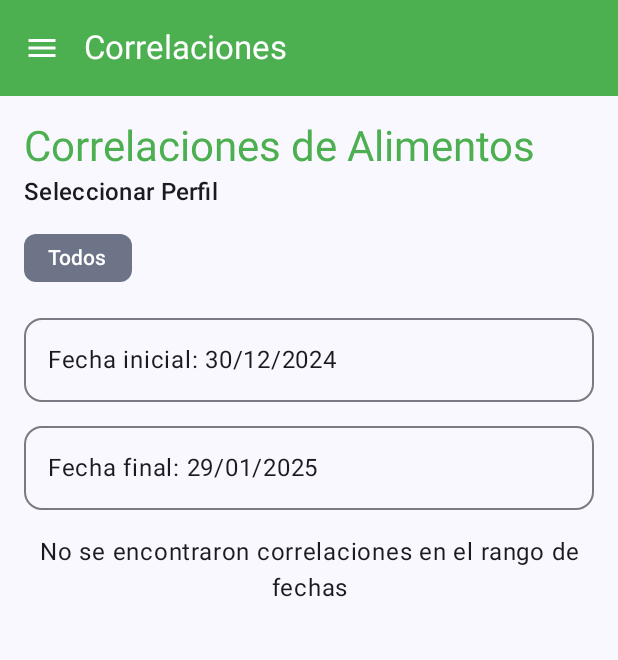
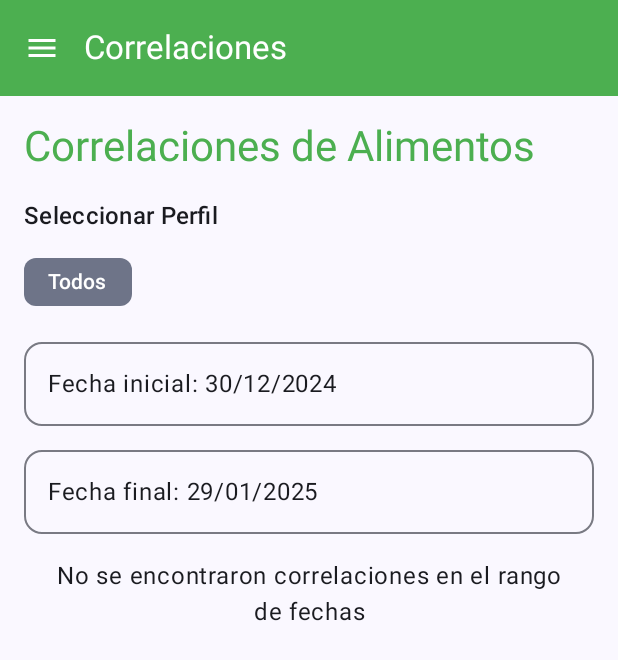
Before and after one commit to Teregan/Examen1, an Android app built with Jetpack Compose: the FoodCorrelationPage screen opened through its navigation route, after a tap on "Todos", on a phone screen of 412 x 824 dp. Shown: the top 660 px of the screen. Run offline under Robolectric (Android 15) with nearby library versions, the phone set to English and light mode, and no system bars; our stand-ins replace Firebase (no records; nobody signed in at launch, a user with empty details on screens opened directly), livedata-compose.

Commit message:
corrección de informe de correlaciones

```diff
--- a/app/src/main/java/com/example/examen1/pages/FoodCorrelationPage.kt
+++ b/app/src/main/java/com/example/examen1/pages/FoodCorrelationPage.kt
@@ -38,6 +38,7 @@ import android.graphics.Paint
 import android.graphics.Path as AndroidPath
 import android.graphics.PointF
 import android.graphics.RectF
+import android.util.Log
 import com.example.examen1.ui.theme.MainGreen
 import kotlin.math.min
 import kotlin.math.roundToInt
@@ -60,11 +61,6 @@ fun FoodCorrelationPage(
     var startDate by remember { mutableStateOf(Date(System.currentTimeMillis() - 30L * 24 * 60 * 60 * 1000)) }
     var endDate by remember { mutableStateOf(Date()) }
     var selectedProfileId by remember { mutableStateOf<String?>(null) }
-    var allergenChartView by remember { mutableStateOf<View?>(null) }
-    var symptomChartView by remember { mutableStateOf<View?>(null) }
-    var allergenChartBitmap by remember { mutableStateOf<Bitmap?>(null) }
-    var symptomChartBitmap by remember { mutableStateOf<Bitmap?>(null) }
-    var bitmapsGenerated by remember { mutableStateOf(0) }
 
     val correlationState by viewModel.correlationState.observeAsState()
 
@@ -77,33 +73,21 @@ fun FoodCorrelationPage(
         "rash" to "Erupciones en la piel"
     )
 
-    // Efecto para cargar el perfil activo
-    LaunchedEffect(Unit) {
-        activeProfileViewModel.loadLastActiveProfile()
-    }
-
-    // Efecto para cargar correlaciones cuando hay perfil activo
-    /*LaunchedEffect(activeProfileState.value) {
-        when (val state = activeProfileState.value) {
-            is ActiveProfileState.Success -> {
-                viewModel.analyzeCorrelations(startDate, endDate, state.profile.id)
-            }
-            is ActiveProfileState.Error -> {
-                // Manejar error si es necesario
-            }
-            else -> {}
-        }
-    }*/
-
-        Column(
+    Box(
         modifier = modifier
             .fillMaxSize()
             .padding(16.dp)
     ) {
+        LazyColumn(
+            modifier = Modifier.fillMaxSize(),
+            contentPadding = PaddingValues(bottom = 100.dp)
+        ) {
+            item {
                 Text(
                     text = "Correlaciones de Alimentos",
                     style = MaterialTheme.typography.headlineMedium,
-                color = MainGreen
+                    color = MainGreen,
+                    modifier = Modifier.padding(bottom = 16.dp)
                 )
 
                 Text(
@@ -112,7 +96,7 @@ fun FoodCorrelationPage(
                     modifier = Modifier.padding(bottom = 8.dp)
                 )
 
-            // Chip de "Todos los perfiles"
+                // Chips de selección de perfil
                 Row(
                     modifier = Modifier
                         .horizontalScroll(rememberScrollState())
@@ -199,31 +183,36 @@ fun FoodCorrelationPage(
                         modifier = Modifier.padding(16.dp)
                     )
                 }
+            }
 
-
-            Spacer(modifier = Modifier.height(16.dp))
-
+            // Estado de correlación
+            item {
                 when (val state = correlationState) {
                     is FoodCorrelationState.Loading -> {
                         CircularProgressIndicator(
-                        modifier = Modifier.align(Alignment.CenterHorizontally)
+                            modifier = Modifier
+                                .fillMaxWidth()
+                                .padding(16.dp)
+                                .align(Alignment.Center)
                         )
                     }
                     is FoodCorrelationState.Success -> {
                         if (state.correlations.isEmpty()) {
                             Text(
                                 text = "No se encontraron correlaciones en el rango de fechas",
-                            modifier = Modifier.fillMaxWidth(),
+                                modifier = Modifier
+                                    .fillMaxWidth()
+                                    .padding(16.dp),
                                 textAlign = TextAlign.Center
                             )
                         } else {
+                            // Calcular conteos para gráficos
                             val allergenCounts = mutableMapOf<String, Int>()
                             val symptomCounts = mutableMapOf<String, Int>()
 
                             state.correlations.forEach { correlation ->
                                 correlation.foodEntry.allergens.forEach { allergenId ->
-                                val allergenName = foodEntryViewModel.allergens.find { it.id == allergenId }?.name
-                                    ?: allergenId
+                                    val allergenName = foodEntryViewModel.allergens.find { it.id == allergenId }?.name ?: allergenId
                                     allergenCounts[allergenName] = (allergenCounts[allergenName] ?: 0) + 1
                                 }
 
@@ -234,11 +223,10 @@ fun FoodCorrelationPage(
                                     }
                                 }
                             }
-                        //if (allergenChartBitmap != null && symptomChartBitmap != null) {
+
+                            // Botón de compartir
                             Button(
                                 onClick = {
-                                    // Obtener los bitmaps de los gráficos
-
                                     val pdfService = PDFService(
                                         context = context,
                                         foodEntryViewModel = foodEntryViewModel,
@@ -270,41 +258,43 @@ fun FoodCorrelationPage(
                                     Text("Compartir Informe")
                                 }
                             }
-                        //}
 
-
-                        // Mostrar gráficos de torta
+                            // Gráficos
                             Row(
                                 modifier = Modifier.fillMaxWidth(),
                                 horizontalArrangement = Arrangement.SpaceEvenly
                             ) {
-
-                            // En los PieCharts:
                                 PieChart(
                                     title = "Alimentos más repetidos",
-                                data = allergenCounts,
-                                onBitmapCreated = { bitmap ->
-                                    allergenChartBitmap = bitmap
-                                }
+                                    data = allergenCounts
                                 )
 
                                 PieChart(
                                     title = "Síntomas más repetidos",
-                                data = symptomCounts,
-                                onBitmapCreated = { bitmap ->
-                                    symptomChartBitmap = bitmap
-                                }
+                                    data = symptomCounts
                                 )
                             }
+                        }
+                    }
+                    is FoodCorrelationState.Error -> {
+                        Text(
+                            text = state.message,
+                            color = MaterialTheme.colorScheme.error,
+                            modifier = Modifier.padding(16.dp)
+                        )
+                    }
+                    else -> Unit
+                }
+            }
 
-                        Spacer(modifier = Modifier.height(16.dp))
-
-                        LazyColumn {
+            // Lista de correlaciones detalladas
+            if (correlationState is FoodCorrelationState.Success) {
+                val state = correlationState as FoodCorrelationState.Success
                 items(state.correlations) { correlation ->
                     Card(
                         modifier = Modifier
                             .fillMaxWidth()
-                                        .padding(vertical = 8.dp)
+                            .padding(horizontal = 16.dp, vertical = 8.dp)
                     ) {
                         Column(
                             modifier = Modifier.padding(16.dp)
@@ -362,17 +352,6 @@ fun FoodCorrelationPage(
             }
         }
     }
-                is FoodCorrelationState.Error -> {
-                    Text(
-                        text = state.message,
-                        color = MaterialTheme.colorScheme.error,
-                        modifier = Modifier.padding(16.dp)
-                    )
-                }
-                else -> Unit
-            }
-        }
-
 }
 
 @Composable
--- a/app/src/main/java/com/example/examen1/viewmodels/FoodCorrelationViewModel.kt
+++ b/app/src/main/java/com/example/examen1/viewmodels/FoodCorrelationViewModel.kt
@@ -26,36 +26,30 @@ class FoodCorrelationViewModel(
             try {
                 _correlationState.value = FoodCorrelationState.Loading
 
-                // Si hay un profileId, obtener el perfil para verificar si es lactante
-                val selectedProfile = profileId?.let { id ->
-                    profileViewModel.profiles.value?.find { it.id == id }
-                }
+                Log.d("FoodCorrelationViewModel", "Analizando correlaciones")
+                Log.d("FoodCorrelationViewModel", "Fecha inicial: $startDate")
+                Log.d("FoodCorrelationViewModel", "Fecha final: $endDate")
+                Log.d("FoodCorrelationViewModel", "Profile ID: $profileId")
 
-                // Obtener el perfil de la madre si es necesario
-                val motherProfile = if (selectedProfile?.profileType == ProfileType.INFANT && selectedProfile.isNursing == true) {
-                    profileViewModel.profiles.value?.find { it.profileType == ProfileType.MOTHER }
-                } else null
+                // Obtener registros de comida
+                var foodEntries = foodEntryViewModel.searchByDateRange(startDate, endDate)
+                Log.d("FoodCorrelationViewModel", "Número de entradas de alimentos: ${foodEntries.size}")
 
-                // Obtener registros de comida según el perfil seleccionado
-                var foodEntries = foodEntryViewModel.searchByDateRange(startDate, endDate)
-
-                // Aplicar filtros según el caso
+                // Filtrar entradas por perfil
                 foodEntries = when {
                     profileId == null -> foodEntries // Todos los perfiles
-                    motherProfile != null -> { // Infante lactante
-                        foodEntries.filter {
-                            it.profileId == profileId || it.profileId == motherProfile.id
-                        }
-                    }
                     else -> foodEntries.filter { it.profileId == profileId }
                 }
+                Log.d("FoodCorrelationViewModel", "Entradas de alimentos después de filtro: ${foodEntries.size}")
 
-                // Filtrar síntomas y deposiciones por el perfil seleccionado
+                // Filtrar síntomas y deposiciones por perfil
                 val symptoms = symptomEntryViewModel.searchByDateRange(startDate, endDate)
                     .filter { profileId == null || it.profileId == profileId }
+                Log.d("FoodCorrelationViewModel", "Número de entradas de síntomas: ${symptoms.size}")
 
                 val stoolEntries = stoolEntryViewModel.searchByDateRange(startDate, endDate)
                     .filter { profileId == null || it.profileId == profileId }
+                Log.d("FoodCorrelationViewModel", "Número de entradas de deposiciones: ${stoolEntries.size}")
 
                 // Analizar correlaciones
                 val correlations = foodEntries.map { foodEntry ->
@@ -75,12 +69,18 @@ class FoodCorrelationViewModel(
                         daysDifference in 0..2 && stoolEntry.stoolType != StoolType.NORMAL
                     }
 
+                    Log.d("FoodCorrelationViewModel", "Entrada de alimento: ${foodEntry.date}")
+                    Log.d("FoodCorrelationViewModel", "Síntomas relacionados: ${relatedSymptoms.size}")
+                    Log.d("FoodCorrelationViewModel", "Deposiciones relacionadas: ${relatedStoolEntries.size}")
+
                     FoodCorrelation(
                         foodEntry = foodEntry,
                         relatedSymptoms = relatedSymptoms,
                         relatedStoolEntries = relatedStoolEntries
                     )
                 }.filter { it.relatedSymptoms.isNotEmpty() || it.relatedStoolEntries.isNotEmpty() }
+
+                Log.d("FoodCorrelationViewModel", "Número total de correlaciones: ${correlations.size}")
 
                 _correlationState.value = FoodCorrelationState.Success(correlations)
             } catch (e: Exception) {
```
Lines whose indentation alone changed are shown as unchanged.
